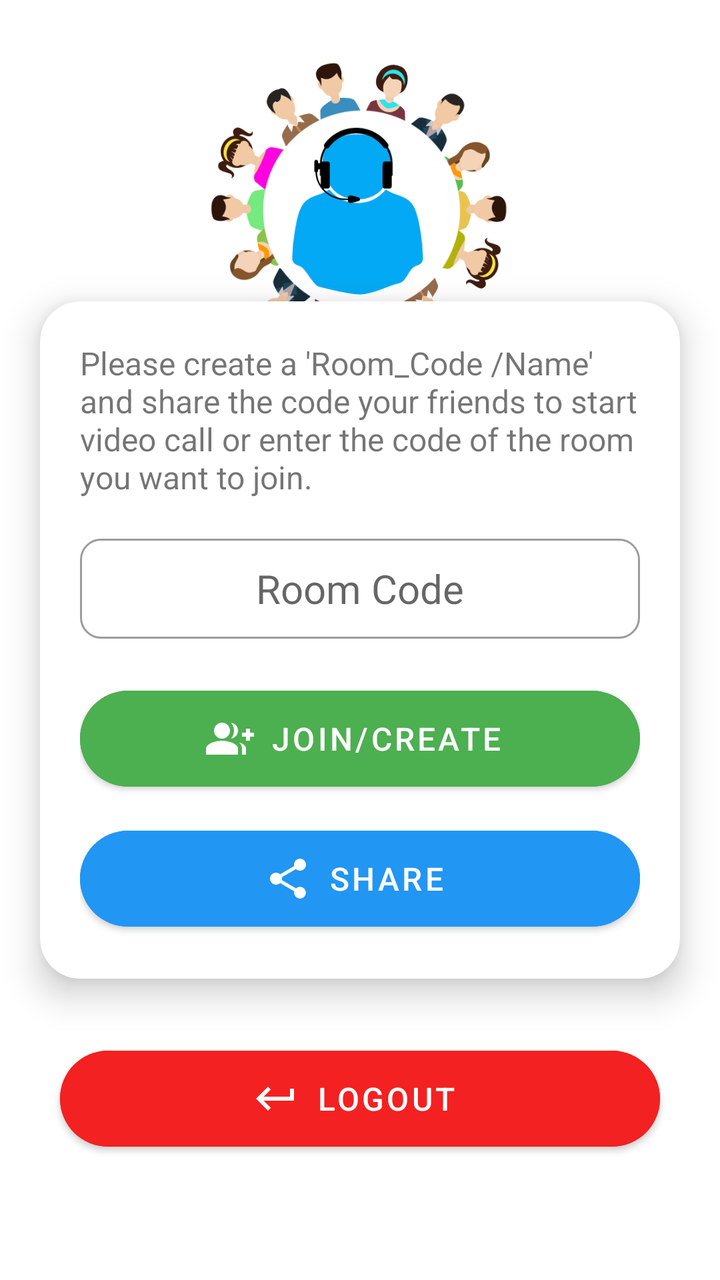
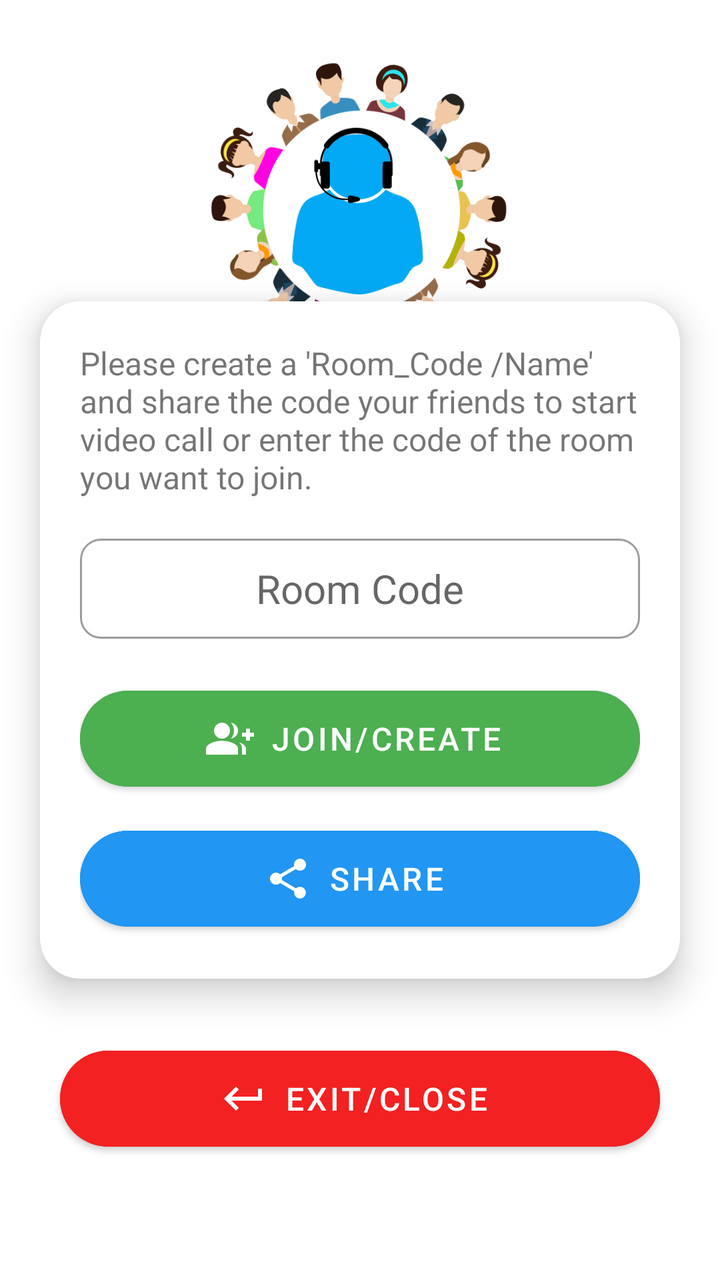

Compare the two renders of this Android layout. The source of the first and the diff that turns it into the second are given below.
<!-- AndroidManifest.xml: application theme AppTheme -->
<!-- res/layout/activity_main.xml -->
<?xml version="1.0" encoding="utf-8"?>
<androidx.constraintlayout.widget.ConstraintLayout xmlns:android="http://schemas.android.com/apk/res/android"
    xmlns:app="http://schemas.android.com/apk/res-auto"
    xmlns:tools="http://schemas.android.com/tools"
    android:layout_width="match_parent"
    android:layout_height="match_parent"
    android:layout_gravity="center"
    tools:context=".MainActivity">

    <ImageView
        android:id="@+id/imageView2"
        android:layout_width="150dp"
        android:layout_height="150dp"
        android:layout_marginTop="30dp"
        app:layout_constraintEnd_toEndOf="parent"
        app:layout_constraintHorizontal_bias="0.498"
        app:layout_constraintStart_toStartOf="parent"
        app:layout_constraintTop_toTopOf="parent"
        app:srcCompat="@drawable/logo" />

    <androidx.cardview.widget.CardView
        android:id="@+id/cardView"
        android:layout_width="match_parent"
        android:layout_height="wrap_content"
        android:layout_marginLeft="20dp"
        android:layout_marginRight="20dp"
        android:outlineAmbientShadowColor="@color/black"
        android:outlineSpotShadowColor="@color/black"
        app:cardCornerRadius="20dp"
        app:cardElevation="10dp"
        app:layout_constraintBottom_toBottomOf="parent"
        app:layout_constraintEnd_toEndOf="parent"
        app:layout_constraintHorizontal_bias="0.6"
        app:layout_constraintStart_toStartOf="parent"
        app:layout_constraintTop_toTopOf="parent">



        <LinearLayout
            android:layout_width="match_parent"
            android:layout_height="wrap_content"
            android:layout_margin="20dp"
            android:orientation="vertical">

            <com.google.android.material.textview.MaterialTextView
                android:layout_width="match_parent"
                android:layout_height="wrap_content"
                android:text="Please create a 'Room_Code /Name' and share the code your
friends to start video call or enter the code of the room you want to join."
                android:textSize="16sp" />

            <com.google.android.material.textfield.TextInputEditText
                android:id="@+id/codeBox"
                android:layout_width="match_parent"
                android:layout_height="50dp"
                android:layout_marginTop="20dp"
                android:background="@drawable/text_box_style"
                android:gravity="center"
                android:hint="Room Code"
                android:inputType="textPersonName"
                android:maxLines="1"
                android:textSize="20sp" />

            <com.google.android.material.button.MaterialButton
                android:id="@+id/joinBtn"
                android:layout_width="match_parent"
                android:layout_height="60dp"
                android:layout_gravity="center"
                android:layout_marginTop="20dp"
                android:layout_marginBottom="10dp"
                android:backgroundTint="#4CAF50"
                android:paddingLeft="10dp"
                android:text="Join/Create"
                android:onClick="onButtonClick"
                android:textColor="#fff"
                android:textSize="16sp"
                app:cornerRadius="50dp"
                app:icon="@drawable/ic_baseline_group_add_24"
                app:iconGravity="textStart" />

            <com.google.android.material.button.MaterialButton
                android:id="@+id/share"
                android:layout_width="match_parent"
                android:layout_height="60dp"
                android:layout_gravity="center"
                android:backgroundTint="#2196F3"
                android:gravity="center"
                android:paddingLeft="10dp"
                android:text="Share"
                android:textColor="#fff"
                android:textSize="16sp"
                app:cornerRadius="50dp"
                app:icon="@drawable/ic_baseline_share_24"
                app:iconGravity="textStart" />
        </LinearLayout>
    </androidx.cardview.widget.CardView>

    <com.google.android.material.button.MaterialButton
        android:id="@+id/demoBtn"
        android:layout_width="match_parent"
        android:layout_height="60dp"
        android:layout_gravity="center"
        android:layout_margin="30dp"
        android:backgroundTint="#F32121"
        android:gravity="center"
        android:paddingLeft="10dp"
        android:text="LogOut"
        android:textColor="#fff"
        android:textSize="16sp"
        app:cornerRadius="50dp"
        app:icon="@drawable/ic_baseline_keyboard_return_24"
        app:iconGravity="textStart"
        app:layout_constraintBottom_toBottomOf="parent"
        app:layout_constraintEnd_toEndOf="parent"
        app:layout_constraintHorizontal_bias="0.666"
        app:layout_constraintStart_toStartOf="parent"
        app:layout_constraintTop_toBottomOf="@+id/cardView"
        app:layout_constraintVertical_bias="0.0" />


</androidx.constraintlayout.widget.ConstraintLayout>
<!-- resources referenced by this layout -->
<resources>
  <color name="black">#000000</color>
  <!-- drawable ic_baseline_group_add_24 (drawable) -->
  <vector xmlns:android="http://schemas.android.com/apk/res/android"
      android:width="24dp"
      android:height="24dp"
      android:viewportWidth="24"
      android:viewportHeight="24"
      android:tint="?attr/colorControlNormal">
    <path
        android:fillColor="@android:color/white"
        android:pathData="M22,9l0,-2l-2,0l0,2l-2,0l0,2l2,0l0,2l2,0l0,-2l2,0l0,-2z"/>
    <path
        android:fillColor="@android:color/white"
        android:pathData="M8,12c2.21,0 4,-1.79 4,-4s-1.79,-4 -4,-4S4,5.79 4,8S5.79,12 8,12z"/>
    <path
        android:fillColor="@android:color/white"
        android:pathData="M8,13c-2.67,0 -8,1.34 -8,4v3h16v-3C16,14.34 10.67,13 8,13z"/>
    <path
        android:fillColor="@android:color/white"
        android:pathData="M12.51,4.05C13.43,5.11 14,6.49 14,8s-0.57,2.89 -1.49,3.95C14.47,11.7 16,10.04 16,8S14.47,4.3 12.51,4.05z"/>
    <path
        android:fillColor="@android:color/white"
        android:pathData="M16.53,13.83C17.42,14.66 18,15.7 18,17v3h2v-3C20,15.55 18.41,14.49 16.53,13.83z"/>
  </vector>
  <!-- drawable ic_baseline_keyboard_return_24 (drawable) -->
  <vector xmlns:android="http://schemas.android.com/apk/res/android"
      android:width="24dp"
      android:height="24dp"
      android:viewportWidth="24"
      android:viewportHeight="24"
      android:tint="?attr/colorControlNormal"
      android:autoMirrored="true">
    <path
        android:fillColor="@android:color/white"
        android:pathData="M19,7v4H5.83l3.58,-3.59L8,6l-6,6 6,6 1.41,-1.41L5.83,13H21V7z"/>
  </vector>
  <!-- drawable ic_baseline_share_24 (drawable) -->
  <vector xmlns:android="http://schemas.android.com/apk/res/android"
      android:width="24dp"
      android:height="24dp"
      android:viewportWidth="24"
      android:viewportHeight="24"
      android:tint="?attr/colorControlNormal">
    <path
        android:fillColor="@android:color/white"
        android:pathData="M18,16.08c-0.76,0 -1.44,0.3 -1.96,0.77L8.91,12.7c0.05,-0.23 0.09,-0.46 0.09,-0.7s-0.04,-0.47 -0.09,-0.7l7.05,-4.11c0.54,0.5 1.25,0.81 2.04,0.81 1.66,0 3,-1.34 3,-3s-1.34,-3 -3,-3 -3,1.34 -3,3c0,0.24 0.04,0.47 0.09,0.7L8.04,9.81C7.5,9.31 6.79,9 6,9c-1.66,0 -3,1.34 -3,3s1.34,3 3,3c0.79,0 1.5,-0.31 2.04,-0.81l7.12,4.16c-0.05,0.21 -0.08,0.43 -0.08,0.65 0,1.61 1.31,2.92 2.92,2.92 1.61,0 2.92,-1.31 2.92,-2.92s-1.31,-2.92 -2.92,-2.92z"/>
  </vector>
  <!-- drawable logo: png bitmap (drawable-v24, 45526 bytes) -->
  <!-- drawable text_box_style (drawable) -->
  <?xml version="1.0" encoding="utf-8"?>
  <shape xmlns:android="http://schemas.android.com/apk/res/android">
      <stroke
          android:width="1dp"
          android:color="#9c9c9c" />
      <padding
          android:bottom="10dp"
          android:left="10dp"
          android:right="10dp"
          android:top="10dp" />
      <corners
          android:radius="10dp"
          />
  
  
  </shape>
  <style name="AppTheme" parent="Theme.MaterialComponents.DayNight.DarkActionBar">
          
          <item name="colorPrimary">@color/colorPrimary</item>
          <item name="colorPrimaryDark">@color/colorPrimaryDark</item>
          <item name="colorAccent">@color/colorAccent</item>
      </style>
  <color name="colorPrimary">#6200EE</color>
  <color name="colorPrimaryDark">#3700B3</color>
  <color name="colorAccent">#03DAC5</color>
</resources>

<!-- the commit's change to res/layout/activity_main.xml (unified diff, before → after) -->
@@ -96,7 +96,7 @@ friends to start video call or enter the code of the room you want to join."
     </androidx.cardview.widget.CardView>
 
     <com.google.android.material.button.MaterialButton
-        android:id="@+id/demoBtn"
+        android:id="@+id/LogOutButton"
         android:layout_width="match_parent"
         android:layout_height="60dp"
         android:layout_gravity="center"
@@ -104,7 +104,7 @@ friends to start video call or enter the code of the room you want to join."
         android:backgroundTint="#F32121"
         android:gravity="center"
         android:paddingLeft="10dp"
-        android:text="LogOut"
+        android:text="Exit/Close"
         android:textColor="#fff"
         android:textSize="16sp"
         app:cornerRadius="50dp"
